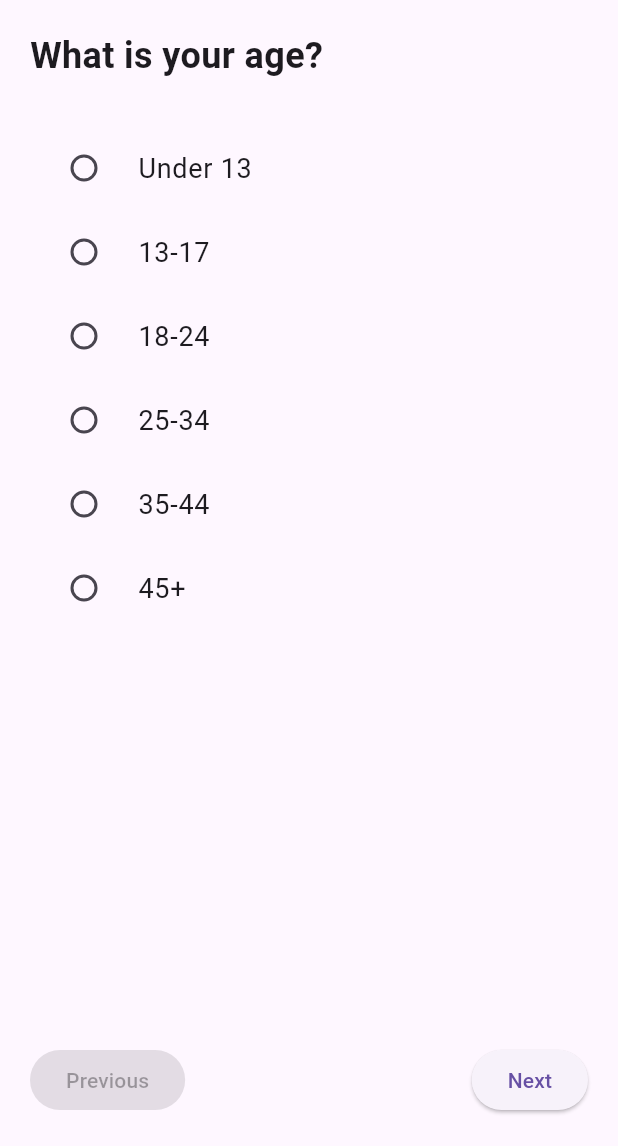
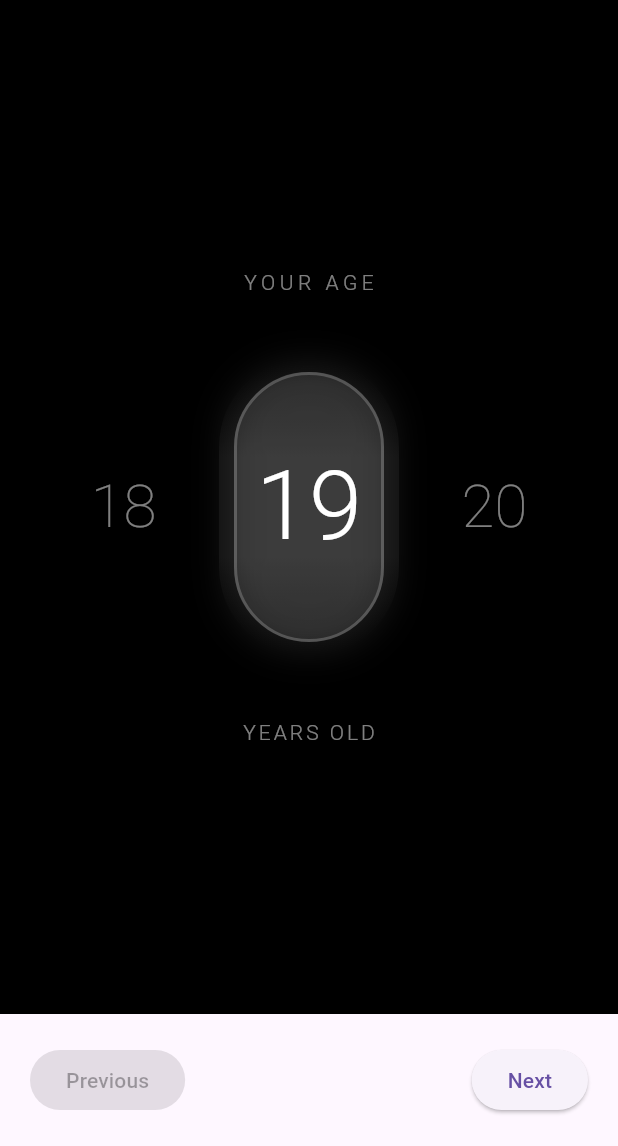
Before and after one commit to M3kko/peakfit-final, a Flutter app: the QuestionnaireScreen screen opened directly, on a phone screen of 412 x 824 dp, the part 90-1236 px from its top. Run offline on Flutter 3.47's test engine with Material 3 defaults, Android fonts, the phone set to English and light mode, and no system bars; our stand-ins replace cloud_firestore, cloud_functions, firebase_auth, firebase_core, video_player; accounts and stored records are empty.

Commit message:
Updated Age

```diff
--- a/lib/screens/questionnaire/age_page.dart
+++ b/lib/screens/questionnaire/age_page.dart
@@ -1,42 +1,220 @@
 import 'package:flutter/material.dart';
+import 'package:flutter/services.dart';
 
-class AgePage extends StatelessWidget {
+class AgePage extends StatefulWidget {
   final Function(String) onSelected;
   final String? selectedValue;
 
-  AgePage({required this.onSelected, this.selectedValue});
+  const AgePage({
+    Key? key,
+    required this.onSelected,
+    this.selectedValue,
+  }) : super(key: key);
 
-  final List<String> ageRanges = [
-    'Under 13',
-    '13-17',
-    '18-24',
-    '25-34',
-    '35-44',
-    '45+',
-  ];
+  @override
+  State<AgePage> createState() => _AgePageState();
+}
+
+class _AgePageState extends State<AgePage> with TickerProviderStateMixin {
+  late AnimationController _fadeController;
+  late AnimationController _scaleController;
+  late Animation<double> _fadeAnimation;
+  late Animation<double> _scaleAnimation;
+
+  late PageController _pageController;
+  int _currentAge = 19;
+  final int _minAge = 13;
+  final int _maxAge = 65;
+
+  @override
+  void initState() {
+    super.initState();
+
+    // Initialize age from selected value or default
+    if (widget.selectedValue != null) {
+      _currentAge = int.tryParse(widget.selectedValue!) ?? 19;
+    }
+
+    _pageController = PageController(
+      initialPage: _currentAge - _minAge,
+      viewportFraction: 0.3,
+    );
+
+    _fadeController = AnimationController(
+      duration: const Duration(milliseconds: 800),
+      vsync: this,
+    );
+
+    _scaleController = AnimationController(
+      duration: const Duration(milliseconds: 600),
+      vsync: this,
+    );
+
+    _fadeAnimation = Tween<double>(
+      begin: 0.0,
+      end: 1.0,
+    ).animate(CurvedAnimation(
+      parent: _fadeController,
+      curve: Curves.easeIn,
+    ));
+
+    _scaleAnimation = Tween<double>(
+      begin: 0.8,
+      end: 1.0,
+    ).animate(CurvedAnimation(
+      parent: _scaleController,
+      curve: Curves.elasticOut,
+    ));
+
+    _fadeController.forward();
+    _scaleController.forward();
+  }
+
+  @override
+  void dispose() {
+    _fadeController.dispose();
+    _scaleController.dispose();
+    _pageController.dispose();
+    super.dispose();
+  }
+
+  void _onPageChanged(int index) {
+    final newAge = index + _minAge;
+    if (newAge != _currentAge) {
+      setState(() {
+        _currentAge = newAge;
+      });
+      // Haptic feedback
+      HapticFeedback.lightImpact();
+      widget.onSelected(_currentAge.toString());
+    }
+  }
 
   @override
   Widget build(BuildContext context) {
-    return Padding(
-      padding: EdgeInsets.all(20),
-      child: Column(
-        crossAxisAlignment: CrossAxisAlignment.start,
-        children: [
-          Text(
-            'What is your age?',
-            style: TextStyle(fontSize: 24, fontWeight: FontWeight.bold),
+    return Container(
+      decoration: const BoxDecoration(
+        color: Colors.black,
+      ),
+      child: FadeTransition(
+        opacity: _fadeAnimation,
+        child: Center(
+          child: Column(
+            mainAxisAlignment: MainAxisAlignment.center,
+            children: [
+              // YOUR AGE text above
+              Text(
+                'YOUR AGE',
+                style: TextStyle(
+                  fontSize: 14,
+                  letterSpacing: 3,
+                  color: Colors.white.withOpacity(0.5),
+                  fontWeight: FontWeight.w300,
+                ),
+              ),
+              const SizedBox(height: 40),
+
+              // Age slider
+              SizedBox(
+                height: 200,
+                child: _buildAgeSlider(),
+              ),
+
+              const SizedBox(height: 40),
+
+              // YEARS OLD text below
+              Text(
+                'YEARS OLD',
+                style: TextStyle(
+                  fontSize: 14,
+                  letterSpacing: 2,
+                  color: Colors.white.withOpacity(0.5),
+                  fontWeight: FontWeight.w300,
+                ),
+              ),
+            ],
           ),
-          SizedBox(height: 30),
-          ...ageRanges.map((age) =>
-              RadioListTile<String>(
-                title: Text(age, style: TextStyle(fontSize: 18)),
-                value: age,
-                groupValue: selectedValue,
-                onChanged: (value) => onSelected(value!),
-              ),
-          ).toList(),
-        ],
+        ),
       ),
     );
   }
+
+  Widget _buildAgeSlider() {
+    return Stack(
+      alignment: Alignment.center,
+      children: [
+        // Center highlight gradient
+        Container(
+          width: 120,
+          height: 200,
+          decoration: BoxDecoration(
+            gradient: LinearGradient(
+              begin: Alignment.topCenter,
+              end: Alignment.bottomCenter,
+              colors: [
+                Colors.transparent,
+                Colors.white.withOpacity(0.05),
+                Colors.white.withOpacity(0.05),
+                Colors.transparent,
+              ],
+            ),
+            borderRadius: BorderRadius.circular(60),
+          ),
+        ),
+
+        // Selection indicator box
+        Container(
+          width: 100,
+          height: 180,
+          decoration: BoxDecoration(
+            color: Colors.white.withOpacity(0.1),
+            borderRadius: BorderRadius.circular(50),
+            border: Border.all(
+              color: Colors.white.withOpacity(0.2),
+              width: 2,
+            ),
+            boxShadow: [
+              BoxShadow(
+                color: Colors.white.withOpacity(0.1),
+                blurRadius: 20,
+                spreadRadius: 5,
+              ),
+            ],
+          ),
+        ),
+
+        // Age numbers horizontal slider
+        PageView.builder(
+          controller: _pageController,
+          onPageChanged: _onPageChanged,
+          itemCount: _maxAge - _minAge + 1,
+          itemBuilder: (context, index) {
+            final age = index + _minAge;
+            final isSelected = age == _currentAge;
+            final distance = (age - _currentAge).abs();
+
+            return TweenAnimationBuilder<double>(
+              tween: Tween(begin: 0.0, end: 1.0),
+              duration: const Duration(milliseconds: 300),
+              builder: (context, value, child) {
+                return Center(
+                  child: AnimatedDefaultTextStyle(
+                    duration: const Duration(milliseconds: 200),
+                    style: TextStyle(
+                      fontSize: isSelected ? 64 : (distance == 1 ? 40 : 28),
+                      fontWeight: isSelected ? FontWeight.w300 : FontWeight.w200,
+                      color: isSelected
+                          ? Colors.white
+                          : Colors.white.withOpacity(distance == 1 ? 0.5 : 0.2),
+                    ),
+                    child: Text('$age'),
+                  ),
+                );
+              },
+            );
+          },
+        ),
+      ],
+    );
+  }
 }
```
